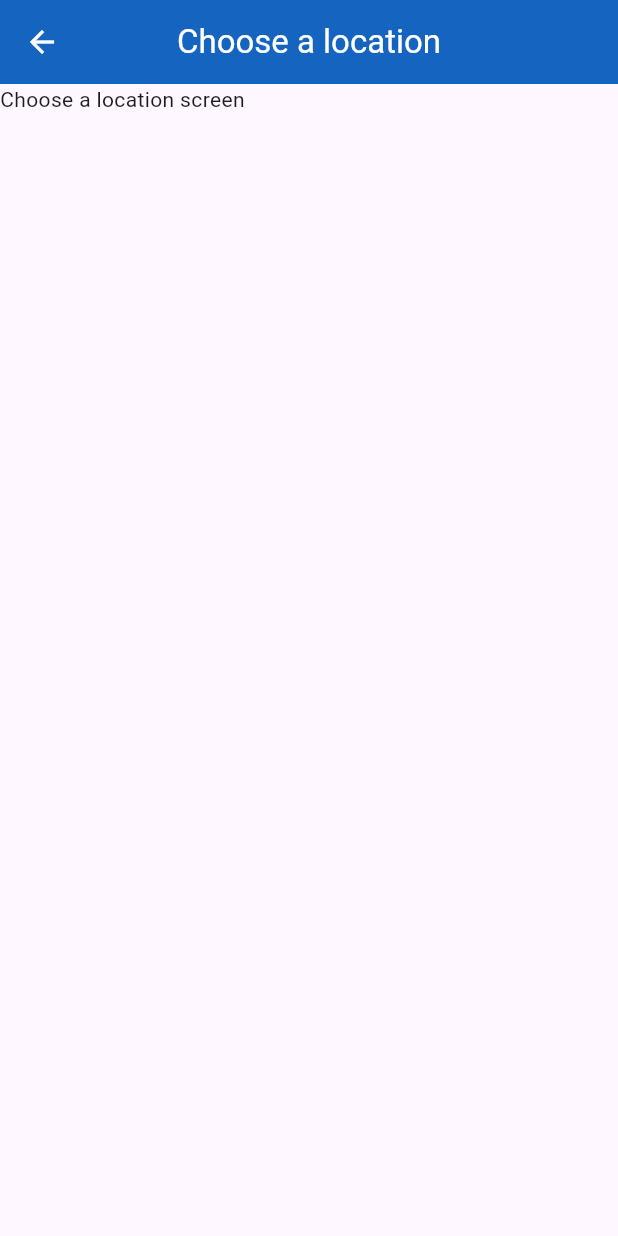
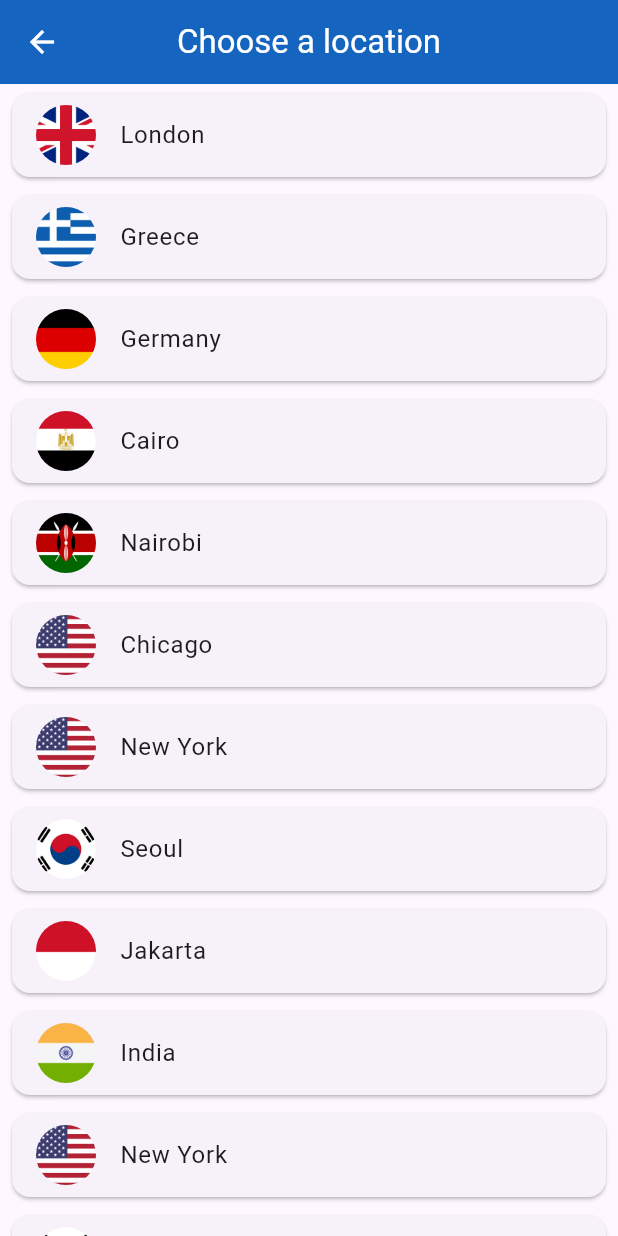
Before and after one commit to SachinS14749/world_clock_demo, a Flutter app: the ChooseLocation screen opened by its route, on a phone screen of 412 x 824 dp. Run offline on Flutter 3.47's test engine with Material 3 defaults, Android fonts, the phone set to English and light mode, and no system bars; our stand-ins replace flutter_spinkit; network calls fail; statements that could not run were skipped.

Commit message:
Complete World Clock App

```diff
--- /dev/null
+++ b/lib/Service/world_time.dart
@@ -0,0 +1,49 @@
+import 'package:http/http.dart';
+import 'dart:convert';
+
+import 'package:intl/intl.dart';
+
+class WorldTime {
+  late String location;
+  late String time;
+  late String flag;
+  late String endPoint;
+  late bool isDayTime;
+
+  WorldTime({required this.location, required this.flag, required this.endPoint});
+
+  Future<void> getTime() async {
+    try{
+      //make the request
+      Uri uri = Uri.parse('http://worldtimeapi.org/api/timezone/$endPoint');
+      Response response = await get(uri);
+      Map resMap = jsonDecode(response.body);
+      print(resMap);
+
+      // get properties from data
+      String dateTimeStr = resMap["datetime"];
+      String utcOffsetStr = resMap["utc_offset"];
+      print('$dateTimeStr - $utcOffsetStr');
+
+      //create DateTime object and set variables
+      DateTime dateTime = DateTime.parse(dateTimeStr);
+      int hoursDiff = int.parse(utcOffsetStr.substring(1,3));
+      int minDiff = int.parse(utcOffsetStr.substring(4,6));
+      String plusOrMinus = utcOffsetStr.substring(0,1);
+
+      if(plusOrMinus == "+") {
+        dateTime = dateTime.add(Duration(hours: hoursDiff, minutes: minDiff));
+      }else {
+        dateTime = dateTime.subtract(Duration(hours: hoursDiff, minutes: minDiff));
+      }
+
+      //set the date and time
+      // time = dateTime.toString();
+      isDayTime = dateTime.hour > 6 && dateTime.hour < 19 ? true : false;
+      time = DateFormat.jm().format(dateTime);
+    }catch (e){
+      print(e);
+      time = 'Could not load Date and time';
+    }
+  }
+}
--- a/lib/main.dart
+++ b/lib/main.dart
@@ -22,7 +22,7 @@ class _MyAppState extends State<MyApp> {
         initialRoute: '/',
         routes: {
           '/': (context) => Loading(),
-          '/hone': (context) => HomeScreen(),
+          '/home': (context) => HomeScreen(),
           '/pick_location': (context) => ChooseLocation()
         });
   }
--- a/lib/pages/choose_location.dart
+++ b/lib/pages/choose_location.dart
@@ -1,7 +1,7 @@
 import 'package:flutter/material.dart';
+import 'package:world_clock_demo/Service/world_time.dart';
 
 class ChooseLocation extends StatefulWidget {
-
   const ChooseLocation({super.key});
 
   @override
@@ -9,18 +9,76 @@ class ChooseLocation extends StatefulWidget {
 }
 
 class _ChooseLocationState extends State<ChooseLocation> {
+  List<WorldTime> locationList = [
+    WorldTime(endPoint: 'Europe/London', location: 'London', flag: 'uk.png'),
+    WorldTime(
+        endPoint: 'Europe/Berlin', location: 'Greece', flag: 'greece.png'),
+    WorldTime(
+        endPoint: 'Europe/Berlin', location: 'Germany', flag: 'germany.png'),
+    WorldTime(endPoint: 'Africa/Cairo', location: 'Cairo', flag: 'egypt.png'),
+    WorldTime(
+        endPoint: 'Africa/Nairobi', location: 'Nairobi', flag: 'kenya.png'),
+    WorldTime(
+        endPoint: 'America/Chicago', location: 'Chicago', flag: 'usa.png'),
+    WorldTime(
+        endPoint: 'America/New_York', location: 'New York', flag: 'usa.png'),
+    WorldTime(
+        endPoint: 'Asia/Seoul', location: 'Seoul', flag: 'south_korea.png'),
+    WorldTime(
+        endPoint: 'Asia/Jakarta', location: 'Jakarta', flag: 'indonesia.png'),
+    WorldTime(endPoint: 'Asia/Kolkata', location: 'India', flag: 'india.png'),
+    WorldTime(
+        endPoint: 'America/New_York', location: 'New York', flag: 'usa.png'),
+    WorldTime(
+        endPoint: 'Asia/Seoul', location: 'Seoul', flag: 'south_korea.png'),
+    WorldTime(
+        endPoint: 'Asia/Jakarta', location: 'Jakarta', flag: 'indonesia.png'),
+    WorldTime(endPoint: 'Asia/Kolkata', location: 'India', flag: 'india.png'),
+  ];
+
+  void updateLocation(int index) async {
+    WorldTime worldTime = locationList[index];
+    //API call on instance
+    await worldTime.getTime();
+    //2nd argument is the data we want to send back to previous screen. Map in our case.
+    Navigator.pop(context, {
+      'location': worldTime.location,
+      'flag': worldTime.flag,
+      'time': worldTime.time,
+      'isDayTime': worldTime.isDayTime
+    });
+  }
 
   @override
   Widget build(BuildContext context) {
     return Scaffold(
       appBar: AppBar(
         backgroundColor: Colors.blue[800],
-        title: Text('Choose a location',),
+        title: Text(
+          'Choose a location',
+        ),
         centerTitle: true,
         foregroundColor: Colors.white,
       ),
-      body: Text("Choose a location screen"),
-
+      body: ListView.builder(
+        itemCount: locationList.length,
+        itemBuilder: (context, index) {
+          return Padding(
+            padding: const EdgeInsets.symmetric(horizontal: 4, vertical: 2),
+            child: Card(
+              child: ListTile(
+                  title: Text(locationList[index].location),
+                  leading: CircleAvatar(
+                    backgroundImage:
+                        AssetImage('assets/images/${locationList[index].flag}'),
+                  ),
+                  onTap: () {
+                    updateLocation(index);
+                  }),
+            ),
+          );
+        },
+      ),
     );
   }
 }
```
Also changed, not shown: lib/pages/home_screen.dart (+47 -8 lines), lib/pages/loading.dart (+27 -22 lines), pubspec.yaml (+4 -3 lines), assets/images/day.png (added), assets/images/egypt.png (added), assets/images/germany.png (added), assets/images/greece.png (added), assets/images/india.png (added), assets/images/indonesia.png (added), assets/images/kenya.png (added), assets/images/night.png (added), assets/images/south_korea.png (added), assets/images/uk.png (added), assets/images/usa.png (added).
